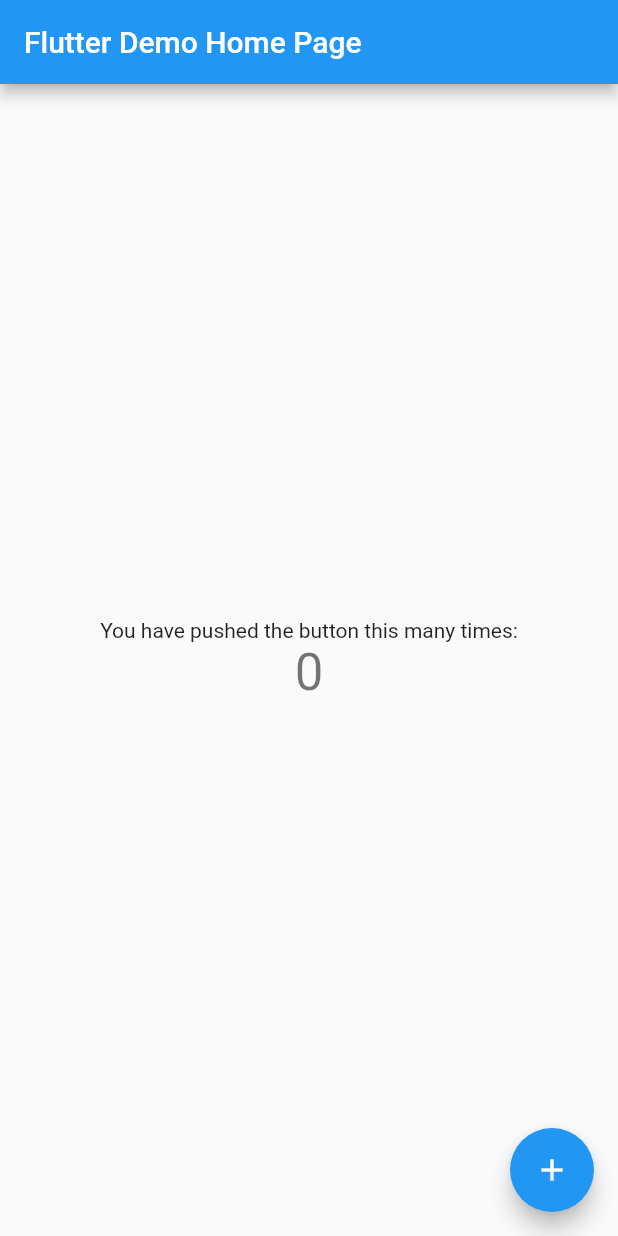
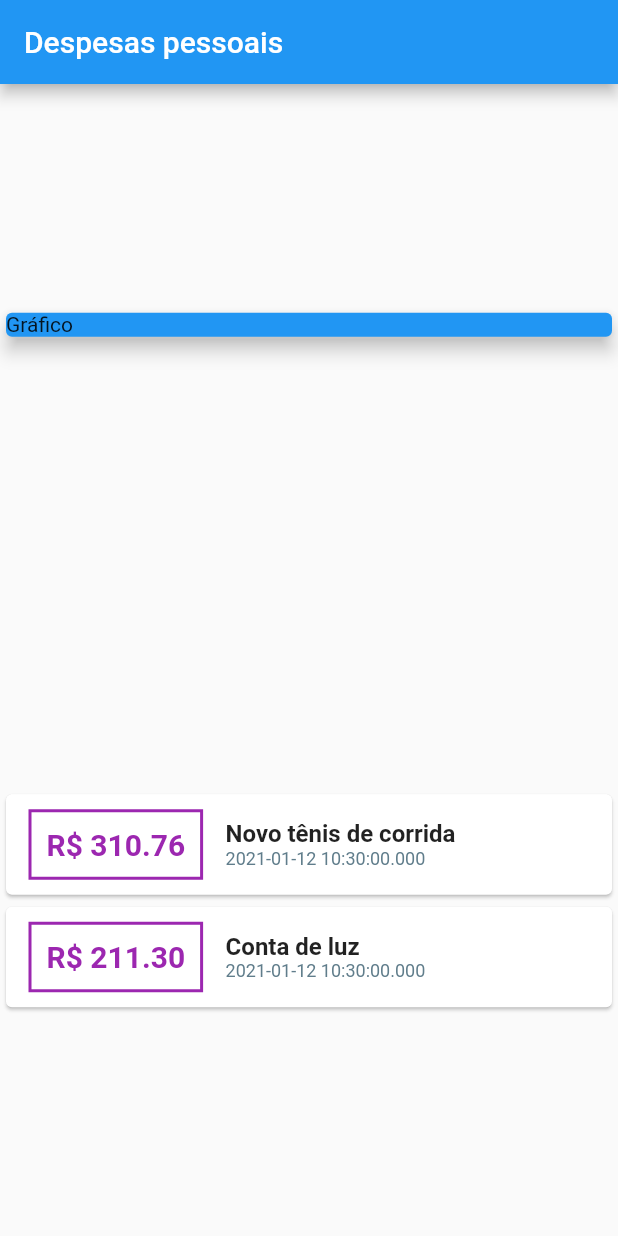
Before and after one commit to jeanpandolfi/despesas_pessoais-flutter, a Flutter app: the screen it shows after launch, on a phone screen of 412 x 824 dp. Run offline on Flutter 3.47's test engine with Material 2 defaults, Android fonts, the phone set to English and light mode, and no system bars.

Commit message:
Trabalhando com widths estruturais

```diff
--- a/lib/main.dart
+++ b/lib/main.dart
@@ -1,117 +1,98 @@
+import 'package:despesas_pessoais_app/models/transaction.dart';
 import 'package:flutter/material.dart';
+import 'package:flutter/services.dart';
+import 'package:flutter/widgets.dart';
 
 void main() {
-  runApp(MyApp());
+  runApp(DespesasApp());
 }
 
-class MyApp extends StatelessWidget {
-  // This widget is the root of your application.
+class DespesasApp extends StatelessWidget{
   @override
   Widget build(BuildContext context) {
     return MaterialApp(
-      title: 'Flutter Demo',
-      theme: ThemeData(
-        // This is the theme of your application.
-        //
-        // Try running your application with "flutter run". You'll see the
-        // application has a blue toolbar. Then, without quitting the app, try
-        // changing the primarySwatch below to Colors.green and then invoke
-        // "hot reload" (press "r" in the console where you ran "flutter run",
-        // or simply save your changes to "hot reload" in a Flutter IDE).
-        // Notice that the counter didn't reset back to zero; the application
-        // is not restarted.
-        primarySwatch: Colors.blue,
-        // This makes the visual density adapt to the platform that you run
-        // the app on. For desktop platforms, the controls will be smaller and
-        // closer together (more dense) than on mobile platforms.
-        visualDensity: VisualDensity.adaptivePlatformDensity,
-      ),
-      home: MyHomePage(title: 'Flutter Demo Home Page'),
+      home: MyHomePage()
     );
   }
+
 }
 
-class MyHomePage extends StatefulWidget {
-  MyHomePage({Key key, this.title}) : super(key: key);
+class MyHomePage extends StatelessWidget {
 
-  // This widget is the home page of your application. It is stateful, meaning
-  // that it has a State object (defined below) that contains fields that affect
-  // how it looks.
-
-  // This class is the configuration for the state. It holds the values (in this
-  // case the title) provided by the parent (in this case the App widget) and
-  // used by the build method of the State. Fields in a Widget subclass are
-  // always marked "final".
-
-  final String title;
-
-  @override
-  _MyHomePageState createState() => _MyHomePageState();
-}
-
-class _MyHomePageState extends State<MyHomePage> {
-  int _counter = 0;
-
-  void _incrementCounter() {
-    setState(() {
-      // This call to setState tells the Flutter framework that something has
-      // changed in this State, which causes it to rerun the build method below
-      // so that the display can reflect the updated values. If we changed
-      // _counter without calling setState(), then the build method would not be
-      // called again, and so nothing would appear to happen.
-      _counter++;
-    });
-  }
+  final List<Transaction> _transactions = [
+    Transaction(id: 't1', title: 'Novo tênis de corrida', value: 310.76, date: DateTime.now()),
+    Transaction(id: 't2', title: 'Conta de luz', value: 211.30, date: DateTime.now())
+  ];
 
   @override
   Widget build(BuildContext context) {
-    // This method is rerun every time setState is called, for instance as done
-    // by the _incrementCounter method above.
-    //
-    // The Flutter framework has been optimized to make rerunning build methods
-    // fast, so that you can just rebuild anything that needs updating rather
-    // than having to individually change instances of widgets.
     return Scaffold(
       appBar: AppBar(
-        // Here we take the value from the MyHomePage object that was created by
-        // the App.build method, and use it to set our appbar title.
-        title: Text(widget.title),
+        title: Text('Despesas pessoais'),
       ),
-      body: Center(
-        // Center is a layout widget. It takes a single child and positions it
-        // in the middle of the parent.
-        child: Column(
-          // Column is also a layout widget. It takes a list of children and
-          // arranges them vertically. By default, it sizes itself to fit its
-          // children horizontally, and tries to be as tall as its parent.
-          //
-          // Invoke "debug painting" (press "p" in the console, choose the
-          // "Toggle Debug Paint" action from the Flutter Inspector in Android
-          // Studio, or the "Toggle Debug Paint" command in Visual Studio Code)
-          // to see the wireframe for each widget.
-          //
-          // Column has various properties to control how it sizes itself and
-          // how it positions its children. Here we use mainAxisAlignment to
-          // center the children vertically; the main axis here is the vertical
-          // axis because Columns are vertical (the cross axis would be
-          // horizontal).
-          mainAxisAlignment: MainAxisAlignment.center,
-          children: <Widget>[
-            Text(
-              'You have pushed the button this many times:',
+      body: Column(
+        mainAxisAlignment: MainAxisAlignment.spaceAround,
+        crossAxisAlignment: CrossAxisAlignment.stretch,
+        children: [
+          Container(
+            child: Card(
+              child: Text('Gráfico'),
+              color: Colors.blue,
+              elevation: 5,
             ),
-            Text(
-              '$_counter',
-              style: Theme.of(context).textTheme.headline4,
-            ),
-          ],
-        ),
-      ),
-      floatingActionButton: FloatingActionButton(
-        onPressed: _incrementCounter,
-        tooltip: 'Increment',
-        child: Icon(Icons.add),
-      ), // This trailing comma makes auto-formatting nicer for build methods.
+          ),
+          Column(
+            children: this._transactions.map((e) {
+              return Card(
+                child: Row(
+                  children: [
+                    Container(
+                      child: Text(
+                        'R\$ ${e.value.toStringAsFixed(2)}',
+                        style: TextStyle(
+                          fontWeight: FontWeight.bold,
+                          fontSize: 20,
+                          color: Colors.purple
+                        ),
+                      ),
+                      margin: EdgeInsets.symmetric(
+                        horizontal: 15,
+                        vertical: 10
+                      ),
+                      decoration: BoxDecoration(
+                        border: Border.all(
+                          color: Colors.purple,
+                          width: 2
+                        )
+                      ),
+                      padding: EdgeInsets.all(10),
+                    ),
+                    Column(
+                      crossAxisAlignment: CrossAxisAlignment.start,
+                      children: [
+                        Text(e.title,
+                          style: TextStyle(
+                            fontWeight: FontWeight.bold,
+                            fontSize: 16
+                          ),
+                        ),
+                        Text(e.date.toString(),
+                          style: TextStyle(
+                            color: Colors.blueGrey,
+                            fontSize: 12
+                          ),
+                        )
+                      ],
+                    )
+                  ],
+                )
+              );
+              }).toList(),
+          )
+        ],
+      )
     );
   }
+
+  MyHomePage();
 }
--- /dev/null
+++ b/lib/models/transaction.dart
@@ -0,0 +1,15 @@
+import 'package:flutter/foundation.dart';
+
+class Transaction{
+  final String id;
+  final String title;
+  final double value;
+  final DateTime date;
+
+  Transaction({
+    @required this.id,
+    @required this.title,
+    @required this.value,
+    @required this.date
+  });
+}
```
Also changed, not shown: 1 other file.
